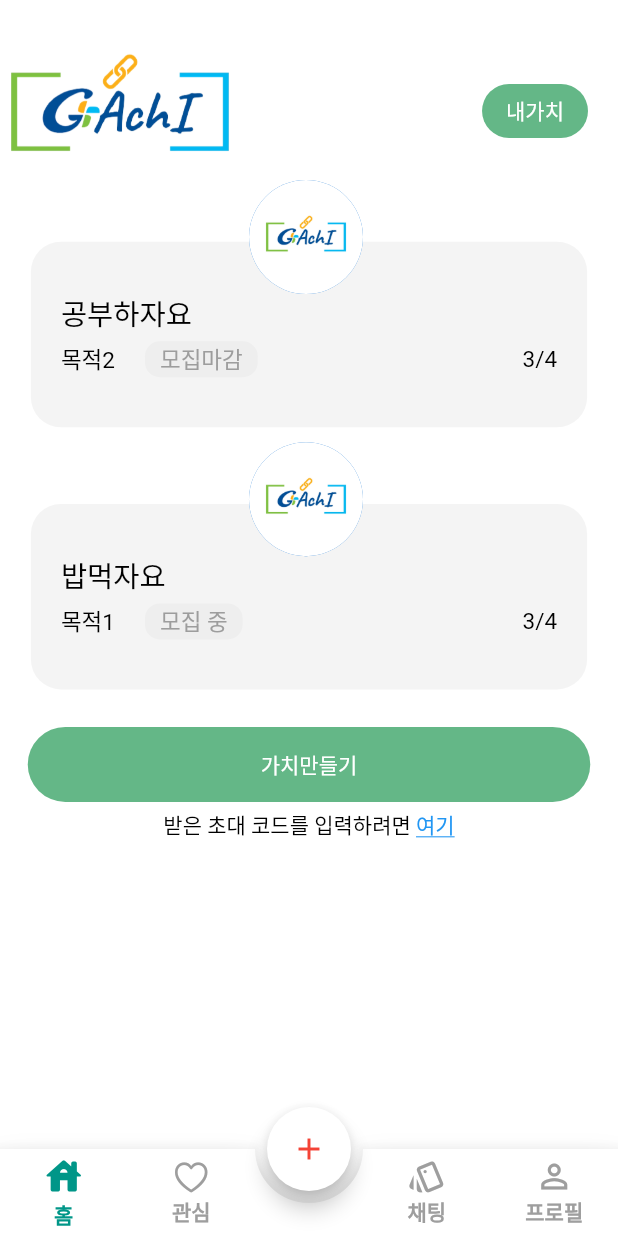
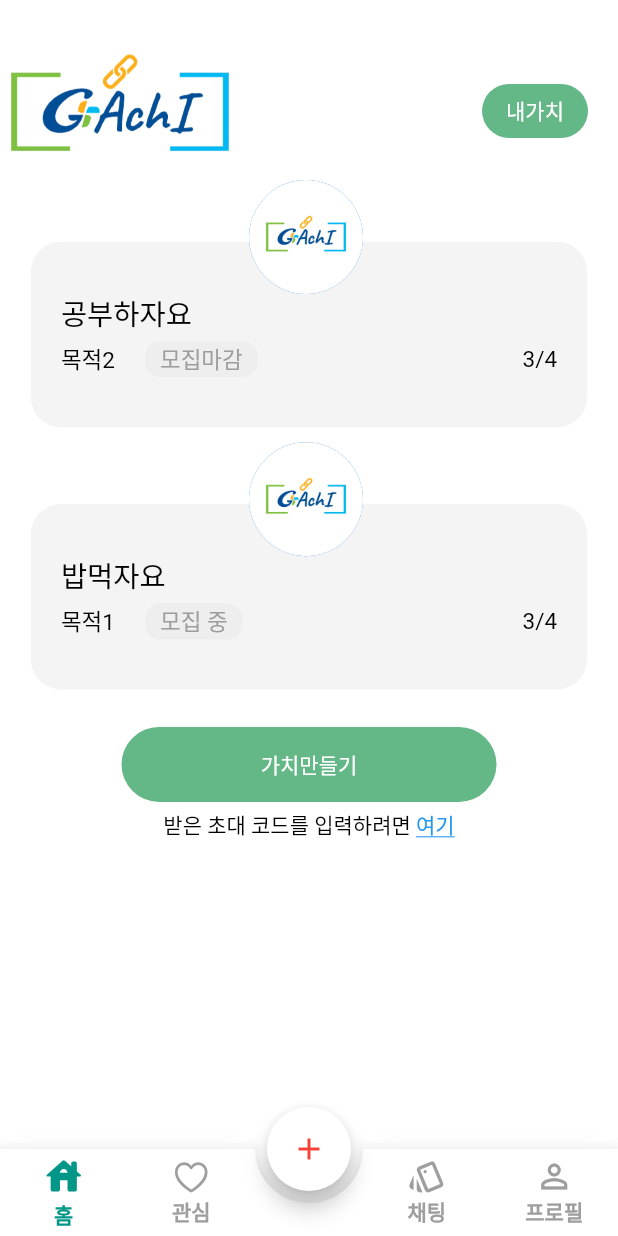
Before and after one commit to Park-JuH/GAchI, a Flutter app: the screen it shows after launch, item 2 of the bottom bar chosen, after a tap on the "heart broken" icon, on a phone screen of 412 x 824 dp. Run offline on Flutter 3.47's test engine with Material 2 defaults, Android fonts, the phone set to English and light mode, and no system bars; drawn by our look-alikes of stylish_bottom_bar; our stand-ins replace custom_radio_grouped_button, flutter_onboarding_slider, pinput; missing offline and left inert: material_dialogs.

Commit message:
주석, button, routes 코드
코드 주석
button 관리 코드 보수
유지보수 하기 쉽게 routes 코드 추가

```diff
--- a/lib/components/button.dart
+++ b/lib/components/button.dart
@@ -1,3 +1,4 @@
+import 'package:custom_radio_grouped_button/custom_radio_grouped_button.dart';
 import 'package:flutter/material.dart';
 
 import 'colors.dart';
@@ -7,7 +8,7 @@ Widget button(String text, {VoidCallback? onPressed}) {
     alignment: Alignment.center,
     child: Container(
         margin: const EdgeInsets.all(5),
-      width: 375,
+        width: 240,
         height: 50,
         decoration: BoxDecoration(
             color: AppColors.sub2Color, borderRadius: BorderRadius.circular(25)),
@@ -21,7 +22,8 @@ Widget button(String text, {VoidCallback? onPressed}) {
     ),
   );
 }
-Widget pinButton(String text, {VoidCallback? onPressed}) {
+
+Widget pinButton(BuildContext context, String text, String route, {VoidCallback? onPressed}) {
   return Align(
     alignment: Alignment.center,
     child: Container(
@@ -31,7 +33,38 @@ Widget pinButton(String text, {VoidCallback? onPressed}) {
       decoration: BoxDecoration(
           color: AppColors.sub2Color, borderRadius: BorderRadius.circular(25)),
       child: TextButton(
-          onPressed: onPressed,
+        onPressed: () {
+          Navigator.pushNamed(context, route);
+          if (onPressed != null) {
+            onPressed();
+          }
+        },
+        style: TextButton.styleFrom(
+          primary: Colors.white, // This sets the text color
+        ),
+        child: Center(child: Text(text)),
+      ),
+    ),
+  );
+}
+
+// 모집자 메인 화면 '가치만들기 button'
+Widget gachiMakeButton(BuildContext context, String text, String route, {VoidCallback? onPressed}){
+  return Align(
+    alignment: Alignment.center,
+    child: Container(
+        margin: const EdgeInsets.all(5),
+        width: 250,
+        height: 50,
+        decoration: BoxDecoration(
+            color: AppColors.sub2Color, borderRadius: BorderRadius.circular(25)),
+        child: TextButton(
+          onPressed: () {
+            Navigator.pushNamed(context, route);
+            if (onPressed != null) {
+              onPressed();
+            }
+          },
           style: TextButton.styleFrom(
             primary: Colors.white, // This sets the text color
           ),
@@ -40,3 +73,26 @@ Widget pinButton(String text, {VoidCallback? onPressed}) {
     ),
   );
 }
+
+Widget categoriesButtons(BuildContext context, {Function(String)? onRadioButtonChanged}) {
+  return CustomRadioButton(
+    elevation: 1.0,
+    absoluteZeroSpacing: false,
+    horizontal: true,
+    height: 60,
+    unSelectedColor: Theme.of(context).canvasColor,
+    buttonLables: ['스터디', '밥', '공모전', '팀플', '담배', '대외활동', '기타'],
+    buttonValues: ['스터디', '밥', '공모전', '팀플', '담배', '대외활동', '기타'],
+    unSelectedBorderColor: Colors.green,
+    selectedBorderColor: Colors.lightGreen,
+    buttonTextStyle: ButtonTextStyle(
+      selectedColor: Colors.white,
+      unSelectedColor: Colors.black,
+      textStyle: TextStyle(fontSize: 16),
+    ),
+    radioButtonValue: (categori) {
+      print(categori); // categori 출력
+    },
+    selectedColor: AppColors.mainColor,
+  );
+}
--- a/lib/components/texts.dart
+++ b/lib/components/texts.dart
@@ -13,7 +13,7 @@ class AppTextStyles {
 
   static const TextStyle titleStyle = TextStyle(
     fontSize: 15.0,
-    color: AppColors.textColor,
+    color : Colors.black,
   );
   static const TextStyle sub1Style = TextStyle(
     fontSize: 15.0,
@@ -22,7 +22,7 @@ class AppTextStyles {
 
   static const TextStyle stateTextStyle = TextStyle(
     fontSize: 15.0,
-    color:AppColors.stateText
+    color : Color.fromARGB(255, 157, 157, 157),
   );
 
 
--- a/lib/main.dart
+++ b/lib/main.dart
@@ -2,9 +2,8 @@ import 'package:flutter/cupertino.dart';
 import 'package:flutter/material.dart';
 import 'package:gachi/components/bottomBar.dart';
 import 'package:gachi/pages/VolunteerMainPage.dart';
-import 'package:stylish_bottom_bar/model/bar_items.dart';
-import 'package:stylish_bottom_bar/stylish_bottom_bar.dart';
-
+import 'package:gachi/pages/mainPost.dart';
+import 'package:gachi/pages/makeGachi.dart';
 var heart = false;
 
 PageController controller = PageController();
@@ -24,7 +23,12 @@ class MyApp extends StatelessWidget {
         primarySwatch: Colors.blue,
       ),
       debugShowCheckedModeBanner: false,
-      home: const MyHomePage(title: 'Flutter Demo Home Page'),
+      initialRoute: '/',
+      routes: {
+        '/':(context)=>MyHomePage(title: 'Flutter Demo Home Page' ),
+        '/makeGachi':(context) => MakeGachi(),
+        '/recurit':(context)=>RescuritPage(),
+      },
     );
   }
 }
--- a/lib/pages/mainPost.dart
+++ b/lib/pages/mainPost.dart
@@ -7,6 +7,22 @@ import '../components/bottomBar.dart';
 import '../components/button.dart';
 import 'mainPost2.dart';
 import 'makeGachi.dart';
+
+/*    <모집자 페이지>
+      모집자 메인화면임.
+      모집자 main 화면 코드  : 자기가 만든 모임(가치) 상태 확인
+      ◆ list 관련 코드  자세한 코드는 mainPost2.dart에 있음
+      주요코드 :
+          buildGachiItem(context, gachiItems[1]),
+          SizedBox(
+            height: 10,
+          ),
+          buildGachiItem(context, gachiItems[0]),
+          //buildGachiItem(context, gachiItems[2]),
+          //buildGachiItem(context, gachiItems[3]),
+
+*
+* */
 
 class RescuritPage extends StatefulWidget {
   const RescuritPage({Key? key}) : super(key: key);
@@ -38,15 +54,7 @@ class _RescuritPageState extends State<RescuritPage> {
             height: 20,
           ),
           Center(
-            child: button(
-              '가치만들기',
-              onPressed: () {
-                Navigator.push(
-                  context,
-                  MaterialPageRoute(builder: (context) => makeGachi()),
-                );
-              },
-            ),
+            child: gachiMakeButton(context, '가치만들기', '/makeGachi')
           ),
           Center(
             child: receiveCode(context),
--- a/lib/pages/makeGachi.dart
+++ b/lib/pages/makeGachi.dart
@@ -5,12 +5,28 @@ import 'package:flutter_onboarding_slider/flutter_onboarding_slider.dart';
 import 'mainPost.dart';
 import 'makeGachi2.dart';
 
+/*    <모집자 페이지>
+      가치만들기(생성)  메인 코드
+*       1. 첫번째 화면 : Select_Datail(화면)
+*       2. 두번째 화면 :  Select_Category(화면), buildSlider(위젯)
+*       3. 세번째 화면 : Last_Step(화면)
 
+        주요코드
+      pageBodies: [
+        Select_Category(),
+        SafeArea(child: Select_Detail(),),
+        SafeArea(child :Last_Step(), ),
+      ],
 
-class makeGachi extends StatelessWidget {
+      background Image가 필요없어도 안 넣으면 패키지 특성상, 오류남.
+      그래서 height 0으로 설정(보이지 않기위해)
+*
+* */
+
+class MakeGachi extends StatelessWidget {
   final Color kDarkBlueColor = const Color(0xFF053149);
 
-  const makeGachi({Key? key}) : super(key: key);
+  const MakeGachi({Key? key}) : super(key: key);
 
   @override
   Widget build(BuildContext context) {
@@ -32,7 +48,6 @@ class makeGachi extends StatelessWidget {
         Image.asset('assets/images/dog2.png', height: 0),
         Image.asset('assets/images/dog2.png', height: 0),
         Image.asset('assets/images/dog2.png', height: 0),
-
       ],
       controllerColor: kDarkBlueColor,
       totalPage: 3,
```
Also changed, not shown: lib/pages/mainPost2.dart (+21 -6 lines), lib/pages/mainPostDetail.dart (added, +19 -0 lines), lib/pages/makeGachi2.dart (+16 -23 lines), 1 other file. Lines whose indentation alone changed are shown as unchanged.
